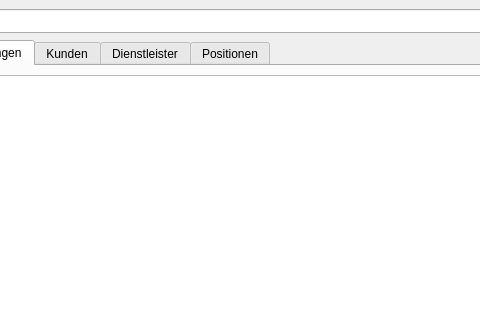
Old version of the form Qt/main.ui in the repository SIMKCN/LF11-Projekt; both pictures show x 176 to 656 and y 0 to 320 of the 1400 by 803 pixel window.
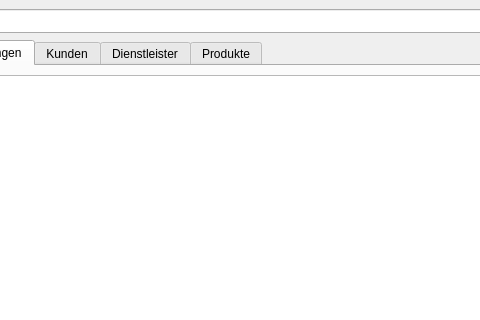
New version of the form. Icons and pictures are not drawn.

Commit message: Info Dialog mit Appreciations

Patch:
```diff
--- a/Qt/main.ui
+++ b/Qt/main.ui
@@ -1323,7 +1323,7 @@
         </widget>
         <widget class="QWidget" name="tab_positionen">
          <attribute name="title">
-          <string>Positionen</string>
+          <string>Produkte</string>
          </attribute>
          <layout class="QHBoxLayout" name="layoutTabPositionenMain">
           <item>
```
The commit also changes 2 other files.
